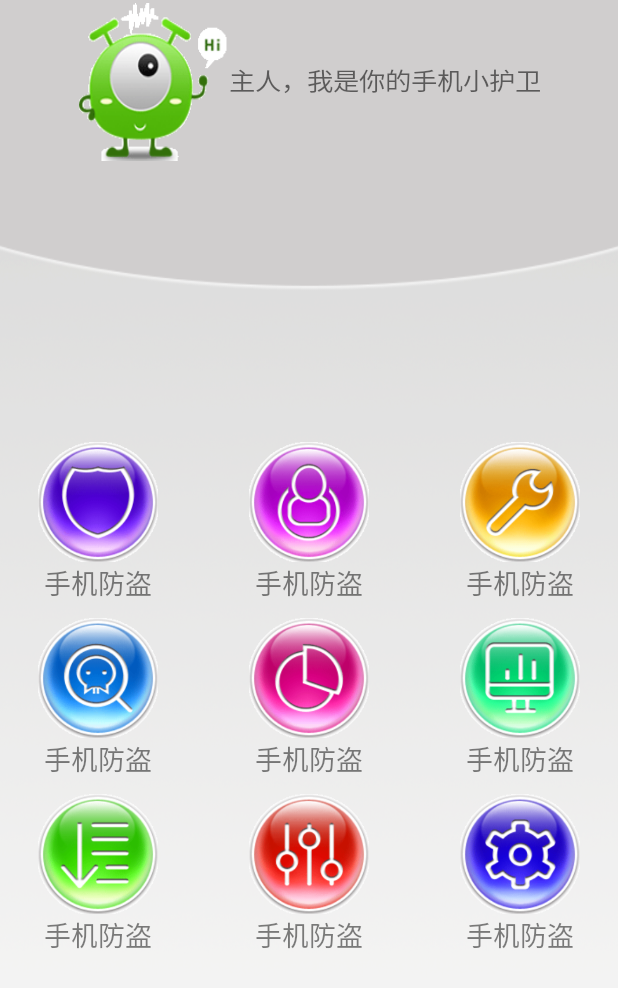
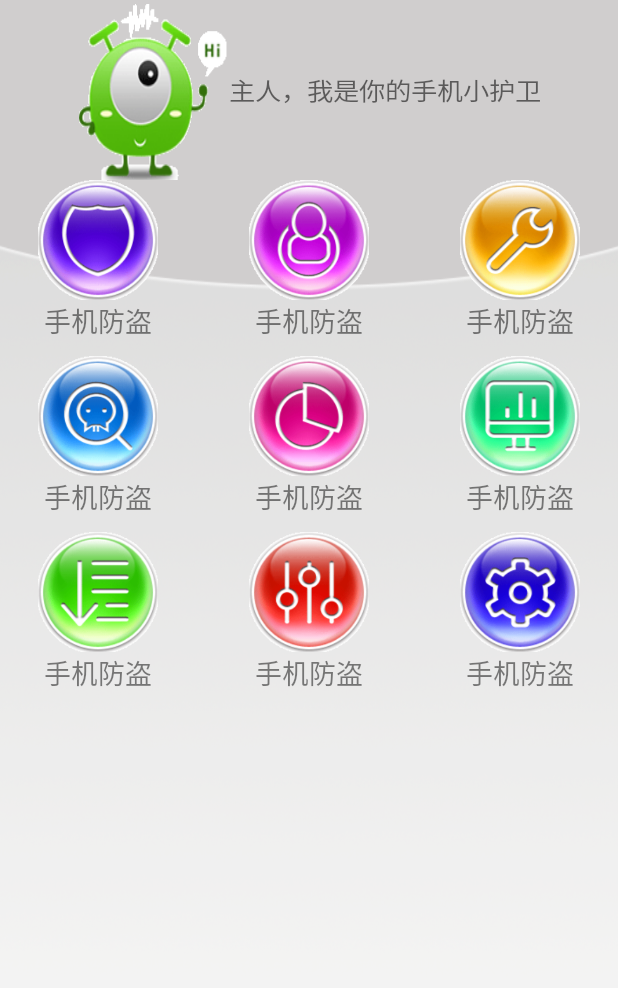
Before and after one commit to lizengcheng/MobileGuard, an Android app: the HomeActivity screen opened directly, with no data from a screen before it, on a phone screen of 412 x 824 dp. Shown: the top 988 px of the screen. Run offline under Robolectric (Android 15) with nearby library versions, the phone set to English and light mode, and no system bars.

```diff
--- a/app/src/main/java/cn/edu/gdmec/android/mobileguard/m2theftguard/Setup4Activity.java
+++ b/app/src/main/java/cn/edu/gdmec/android/mobileguard/m2theftguard/Setup4Activity.java
@@ -2,6 +2,7 @@ package cn.edu.gdmec.android.mobileguard.m2theftguard;
 
 import android.os.Bundle;
 import android.widget.RadioButton;
+import android.widget.Toast;
 
 import cn.edu.gdmec.android.mobileguard.R;
 
@@ -20,7 +21,7 @@ public class Setup4Activity extends BaseSetUpActivity {
 
     @Override
     public void showNext() {
-        startActivityAndFinishSelf(LostFindActivity.class);
+        Toast.makeText(this,"完成",Toast.LENGTH_LONG).show();
     }
 
     @Override
--- a/app/src/main/res/layout/activity_home.xml
+++ b/app/src/main/res/layout/activity_home.xml
@@ -14,7 +14,7 @@
 
         <ImageView
             android:layout_width="101dp"
-            android:layout_height="107dp"
+            android:layout_height="120dp"
             android:background="@drawable/superman"
             android:scaleType="fitXY" />
 
@@ -36,11 +36,11 @@
                 android:layout_width="match_parent"
                 android:layout_height="wrap_content"
                 android:id="@+id/gv_home"
-                android:layout_centerInParent="true"
                 android:gravity="center"
                 android:horizontalSpacing="10dp"
                 android:verticalSpacing="10dp"
-                android:numColumns="3">
+                android:numColumns="3"
+                android:layout_centerHorizontal="true">
 
             </GridView>
         </RelativeLayout>
--- a/app/src/main/res/layout/activity_lost_find.xml
+++ b/app/src/main/res/layout/activity_lost_find.xml
@@ -61,7 +61,7 @@
             android:layout_centerVertical="true"
             android:layout_marginRight="10dp"
             android:background="@drawable/toggle_btn_bg_selector"
-            android:textOn=""
+            android:textOn="true"
             android:textOff=""/>
 
     </RelativeLayout>
--- a/app/src/main/res/values/styles.xml
+++ b/app/src/main/res/values/styles.xml
@@ -26,4 +26,9 @@
         <item name="android:textSize">16sp</item>
         <item name="android:gravity">center_vertical</item>
     </style>
+    <!-- TextView 14sp样式 -->
+    <style name="textview14sp">
+        <item name="android:textSize">14sp</item>
+        <item name="android:gravity">center_vertical</item>
+    </style>
 </resources>
```
Also changed, not shown: app/src/main/AndroidManifest.xml (+20 -6 lines), app/src/main/java/cn/edu/gdmec/android/mobileguard/m1home/HomeActivity.java (+3 -6 lines).
